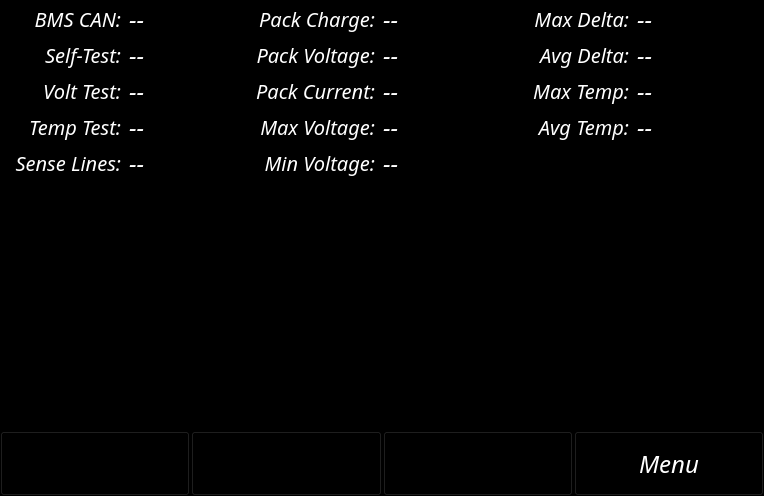
colebarach/ZRE-Dashboard-2024, file qt/view_bms.ui: the form before one commit.
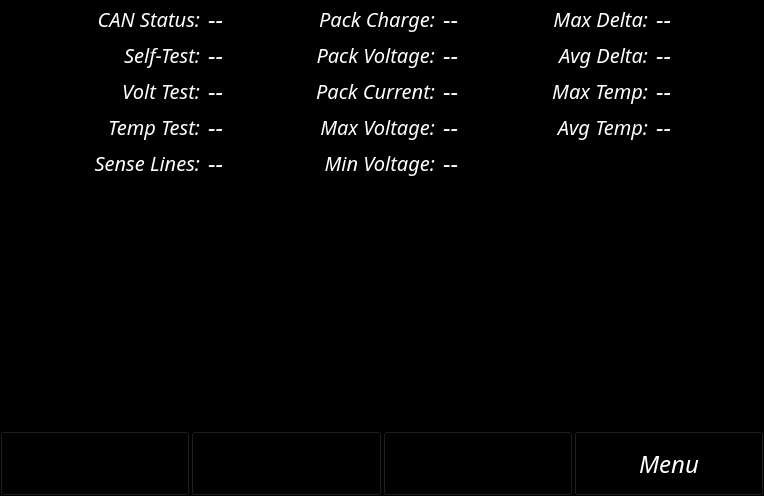
The form after the commit.

Commit message: Added voltages to BMS View, updated main dbc file to include these

What changed in the file:
```diff
--- a/qt/view_bms.ui
+++ b/qt/view_bms.ui
@@ -499,8 +499,8 @@
       <property name="spacing">
        <number>2</number>
       </property>
-      <item row="5" column="2">
-       <widget class="QLabel" name="labelMaxVoltage">
+      <item row="6" column="4">
+       <widget class="QLabel" name="labelMinVoltage">
         <property name="font">
          <font>
           <family>ExcludedItalic</family>
@@ -509,7 +509,7 @@
          </font>
         </property>
         <property name="text">
-         <string>Max Voltage:</string>
+         <string>Min Voltage:</string>
         </property>
         <property name="alignment">
          <set>Qt::AlignRight|Qt::AlignTrailing|Qt::AlignVCenter</set>
@@ -519,35 +519,41 @@
         </property>
        </widget>
       </item>
-      <item row="6" column="1">
-       <widget class="QLabel" name="statSenseLineTest">
+      <item row="1" column="1">
+       <widget class="QLabel" name="labelBmsCan">
+        <property name="font">
+         <font>
+          <family>ExcludedItalic</family>
+          <pointsize>15</pointsize>
+          <italic>true</italic>
+         </font>
+        </property>
         <property name="text">
-         <string>--</string>
+         <string>CAN Status:</string>
         </property>
+        <property name="alignment">
+         <set>Qt::AlignRight|Qt::AlignTrailing|Qt::AlignVCenter</set>
+        </property>
+        <property name="indent">
+         <number>6</number>
+        </property>
        </widget>
       </item>
-      <item row="6" column="3">
+      <item row="6" column="5">
        <widget class="QLabel" name="statMinVoltage">
         <property name="text">
          <string>--</string>
         </property>
        </widget>
       </item>
-      <item row="1" column="3">
-       <widget class="QLabel" name="statPackCharge">
+      <item row="5" column="5">
+       <widget class="QLabel" name="statMaxVoltage">
         <property name="text">
          <string>--</string>
         </property>
        </widget>
       </item>
-      <item row="2" column="1">
-       <widget class="QLabel" name="statSelfTest">
-        <property name="text">
-         <string>--</string>
-        </property>
-       </widget>
-      </item>
-      <item row="6" column="0">
+      <item row="6" column="1">
        <widget class="QLabel" name="labelSenseLineTest">
         <property name="font">
          <font>
@@ -567,48 +573,88 @@
         </property>
        </widget>
       </item>
-      <item row="1" column="0">
-       <widget class="QLabel" name="labelBmsCan">
-        <property name="font">
-         <font>
-          <family>ExcludedItalic</family>
-          <pointsize>15</pointsize>
-          <italic>true</italic>
-         </font>
-        </property>
-        <property name="text">
-         <string>BMS CAN:</string>
-        </property>
-        <property name="alignment">
-         <set>Qt::AlignRight|Qt::AlignTrailing|Qt::AlignVCenter</set>
-        </property>
-        <property name="indent">
-         <number>6</number>
-        </property>
-       </widget>
-      </item>
-      <item row="5" column="1">
-       <widget class="QLabel" name="statTempTest">
-        <property name="text">
-         <string>--</string>
-        </property>
-       </widget>
-      </item>
-      <item row="4" column="3">
-       <widget class="QLabel" name="statPackCurrent">
-        <property name="text">
-         <string>--</string>
-        </property>
-       </widget>
-      </item>
-      <item row="1" column="1">
-       <widget class="QLabel" name="statBmsCan">
-        <property name="text">
-         <string>--</string>
-        </property>
-       </widget>
-      </item>
       <item row="1" column="2">
+       <widget class="QLabel" name="statBmsCan">
+        <property name="text">
+         <string>--</string>
+        </property>
+       </widget>
+      </item>
+      <item row="5" column="2">
+       <widget class="QLabel" name="statTempTest">
+        <property name="text">
+         <string>--</string>
+        </property>
+       </widget>
+      </item>
+      <item row="2" column="2">
+       <widget class="QLabel" name="statSelfTest">
+        <property name="text">
+         <string>--</string>
+        </property>
+       </widget>
+      </item>
+      <item row="2" column="7">
+       <widget class="QLabel" name="labelAvgDelta">
+        <property name="font">
+         <font>
+          <family>ExcludedItalic</family>
+          <pointsize>15</pointsize>
+          <italic>true</italic>
+         </font>
+        </property>
+        <property name="text">
+         <string>Avg Delta:</string>
+        </property>
+        <property name="alignment">
+         <set>Qt::AlignRight|Qt::AlignTrailing|Qt::AlignVCenter</set>
+        </property>
+        <property name="indent">
+         <number>6</number>
+        </property>
+       </widget>
+      </item>
+      <item row="4" column="7">
+       <widget class="QLabel" name="labelMaxTemp">
+        <property name="font">
+         <font>
+          <family>ExcludedItalic</family>
+          <pointsize>15</pointsize>
+          <italic>true</italic>
+         </font>
+        </property>
+        <property name="text">
+         <string>Max Temp:</string>
+        </property>
+        <property name="alignment">
+         <set>Qt::AlignRight|Qt::AlignTrailing|Qt::AlignVCenter</set>
+        </property>
+        <property name="indent">
+         <number>6</number>
+        </property>
+       </widget>
+      </item>
+      <item row="1" column="8">
+       <widget class="QLabel" name="statMaxDelta">
+        <property name="text">
+         <string>--</string>
+        </property>
+       </widget>
+      </item>
+      <item row="4" column="9">
+       <spacer name="horizontalSpacer_2">
+        <property name="orientation">
+         <enum>Qt::Horizontal</enum>
+        </property>
+        <property name="sizeHint" stdset="0">
+         <size>
+          <width>40</width>
+          <height>20</height>
+         </size>
+        </property>
+       </spacer>
+      </item>
+      <item row="1" column="4">
        <widget class="QLabel" name="labelPackCharge">
         <property name="font">
          <font>
@@ -628,116 +674,116 @@
         </property>
        </widget>
       </item>
+      <item row="1" column="7">
+       <widget class="QLabel" name="labelMaxDelta">
+        <property name="font">
+         <font>
+          <family>ExcludedItalic</family>
+          <pointsize>15</pointsize>
+          <italic>true</italic>
+         </font>
+        </property>
+        <property name="text">
+         <string>Max Delta:</string>
+        </property>
+        <property name="alignment">
+         <set>Qt::AlignRight|Qt::AlignTrailing|Qt::AlignVCenter</set>
+        </property>
+        <property name="indent">
+         <number>6</number>
+        </property>
+       </widget>
+      </item>
       <item row="4" column="5">
-       <widget class="QLabel" name="statMaxTemp">
+       <widget class="QLabel" name="statPackCurrent">
         <property name="text">
          <string>--</string>
         </property>
        </widget>
       </item>
-      <item row="1" column="5">
-       <widget class="QLabel" name="statMaxDelta">
+      <item row="2" column="5">
+       <widget class="QLabel" name="statPackVoltage">
         <property name="text">
          <string>--</string>
         </property>
        </widget>
       </item>
-      <item row="4" column="1">
+      <item row="4" column="2">
        <widget class="QLabel" name="statVoltTest">
         <property name="text">
          <string>--</string>
         </property>
        </widget>
       </item>
-      <item row="5" column="3">
-       <widget class="QLabel" name="statMaxVoltage">
+      <item row="1" column="5">
+       <widget class="QLabel" name="statPackCharge">
+        <property name="text">
+         <string>--</string>
+        </property>
+       </widget>
+      </item>
+      <item row="5" column="8">
+       <widget class="QLabel" name="statAvgTemp">
         <property name="text">
          <string>--</string>
         </property>
        </widget>
       </item>
       <item row="6" column="2">
-       <widget class="QLabel" name="labelMinVoltage">
-        <property name="font">
-         <font>
-          <family>ExcludedItalic</family>
-          <pointsize>15</pointsize>
-          <italic>true</italic>
-         </font>
-        </property>
-        <property name="text">
-         <string>Min Voltage:</string>
-        </property>
-        <property name="alignment">
-         <set>Qt::AlignRight|Qt::AlignTrailing|Qt::AlignVCenter</set>
-        </property>
-        <property name="indent">
-         <number>6</number>
-        </property>
-       </widget>
-      </item>
-      <item row="4" column="0">
-       <widget class="QLabel" name="labelVoltTest">
-        <property name="font">
-         <font>
-          <family>ExcludedItalic</family>
-          <pointsize>15</pointsize>
-          <italic>true</italic>
-         </font>
-        </property>
-        <property name="text">
-         <string>Volt Test:</string>
-        </property>
-        <property name="alignment">
-         <set>Qt::AlignRight|Qt::AlignTrailing|Qt::AlignVCenter</set>
-        </property>
-        <property name="indent">
-         <number>6</number>
-        </property>
-       </widget>
-      </item>
-      <item row="2" column="3">
-       <widget class="QLabel" name="statPackVoltage">
+       <widget class="QLabel" name="statSenseLineTest">
         <property name="text">
          <string>--</string>
         </property>
        </widget>
       </item>
-      <item row="5" column="0">
-       <widget class="QLabel" name="labelTempTest">
-        <property name="font">
-         <font>
-          <family>ExcludedItalic</family>
-          <pointsize>15</pointsize>
-          <italic>true</italic>
-         </font>
-        </property>
-        <property name="text">
-         <string>Temp Test:</string>
-        </property>
-        <property name="alignment">
-         <set>Qt::AlignRight|Qt::AlignTrailing|Qt::AlignVCenter</set>
-        </property>
-        <property name="indent">
-         <number>6</number>
-        </property>
-       </widget>
-      </item>
-      <item row="2" column="5">
+      <item row="2" column="8">
        <widget class="QLabel" name="statAvgDelta">
         <property name="text">
          <string>--</string>
         </property>
        </widget>
       </item>
-      <item row="5" column="5">
-       <widget class="QLabel" name="statAvgTemp">
+      <item row="4" column="8">
+       <widget class="QLabel" name="statMaxTemp">
         <property name="text">
          <string>--</string>
         </property>
        </widget>
       </item>
-      <item row="2" column="2">
+      <item row="4" column="4">
+       <widget class="QLabel" name="labelPackCurrent">
+        <property name="font">
+         <font>
+          <family>ExcludedItalic</family>
+          <pointsize>15</pointsize>
+          <italic>true</italic>
+         </font>
+        </property>
+        <property name="text">
+         <string>Pack Current:</string>
+        </property>
+        <property name="alignment">
+         <set>Qt::AlignRight|Qt::AlignTrailing|Qt::AlignVCenter</set>
+        </property>
+        <property name="indent">
+         <number>6</number>
+        </property>
+       </widget>
+      </item>
+      <item row="4" column="3">
+       <spacer name="horizontalSpacer_3">
+        <property name="orientation">
+         <enum>Qt::Horizontal</enum>
+        </property>
+        <property name="sizeHint" stdset="0">
+         <size>
+          <width>40</width>
+          <height>20</height>
+         </size>
+        </property>
+       </spacer>
+      </item>
+      <item row="2" column="4">
        <widget class="QLabel" name="labelPackVoltage">
         <property name="font">
          <font>
@@ -757,7 +803,7 @@
         </property>
        </widget>
       </item>
-      <item row="2" column="0">
+      <item row="2" column="1">
        <widget class="QLabel" name="labelSelfTest">
         <property name="font">
          <font>
@@ -777,87 +823,67 @@
         </property>
        </widget>
       </item>
-      <item row="4" column="2">
-       <widget class="QLabel" name="labelPackCurrent">
-        <property name="font">
-         <font>
-          <family>ExcludedItalic</family>
-          <pointsize>15</pointsize>
-          <italic>true</italic>
-         </font>
-        </property>
-        <property name="text">
-         <string>Pack Current:</string>
-        </property>
-        <property name="alignment">
-         <set>Qt::AlignRight|Qt::AlignTrailing|Qt::AlignVCenter</set>
-        </property>
-        <property name="indent">
-         <number>6</number>
-        </property>
-       </widget>
-      </item>
-      <item row="1" column="4">
-       <widget class="QLabel" name="labelMaxDelta">
-        <property name="font">
-         <font>
-          <family>ExcludedItalic</family>
-          <pointsize>15</pointsize>
-          <italic>true</italic>
-         </font>
-        </property>
-        <property name="text">
-         <string>Max Delta:</string>
-        </property>
-        <property name="alignment">
-         <set>Qt::AlignRight|Qt::AlignTrailing|Qt::AlignVCenter</set>
-        </property>
-        <property name="indent">
-         <number>6</number>
-        </property>
-       </widget>
-      </item>
-      <item row="2" column="4">
-       <widget class="QLabel" name="labelAvgDelta">
-        <property name="font">
-         <font>
-          <family>ExcludedItalic</family>
-          <pointsize>15</pointsize>
-          <italic>true</italic>
-         </font>
-        </property>
-        <property name="text">
-         <string>Avg Delta:</string>
-        </property>
-        <property name="alignment">
-         <set>Qt::AlignRight|Qt::AlignTrailing|Qt::AlignVCenter</set>
-        </property>
-        <property name="indent">
-         <number>6</number>
-        </property>
-       </widget>
-      </item>
-      <item row="4" column="4">
-       <widget class="QLabel" name="labelMaxTemp">
-        <property name="font">
-         <font>
-          <family>ExcludedItalic</family>
-          <pointsize>15</pointsize>
-          <italic>true</italic>
-         </font>
-        </property>
-        <property name="text">
-         <string>Max Temp:</string>
-        </property>
-        <property name="alignment">
-         <set>Qt::AlignRight|Qt::AlignTrailing|Qt::AlignVCenter</set>
-        </property>
-        <property name="indent">
-         <number>6</number>
-        </property>
-       </widget>
-      </item>
       <item row="5" column="4">
+       <widget class="QLabel" name="labelMaxVoltage">
+        <property name="font">
+         <font>
+          <family>ExcludedItalic</family>
+          <pointsize>15</pointsize>
+          <italic>true</italic>
+         </font>
+        </property>
+        <property name="text">
+         <string>Max Voltage:</string>
+        </property>
+        <property name="alignment">
+         <set>Qt::AlignRight|Qt::AlignTrailing|Qt::AlignVCenter</set>
+        </property>
+        <property name="indent">
+         <number>6</number>
+        </property>
+       </widget>
+      </item>
+      <item row="5" column="1">
+       <widget class="QLabel" name="labelTempTest">
+        <property name="font">
+         <font>
+          <family>ExcludedItalic</family>
+          <pointsize>15</pointsize>
+          <italic>true</italic>
+         </font>
+        </property>
+        <property name="text">
+         <string>Temp Test:</string>
+        </property>
+        <property name="alignment">
+         <set>Qt::AlignRight|Qt::AlignTrailing|Qt::AlignVCenter</set>
+        </property>
+        <property name="indent">
+         <number>6</number>
+        </property>
+       </widget>
+      </item>
+      <item row="4" column="1">
+       <widget class="QLabel" name="labelVoltTest">
+        <property name="font">
+         <font>
+          <family>ExcludedItalic</family>
+          <pointsize>15</pointsize>
+          <italic>true</italic>
+         </font>
+        </property>
+        <property name="text">
+         <string>Volt Test:</string>
+        </property>
+        <property name="alignment">
+         <set>Qt::AlignRight|Qt::AlignTrailing|Qt::AlignVCenter</set>
+        </property>
+        <property name="indent">
+         <number>6</number>
+        </property>
+       </widget>
+      </item>
+      <item row="5" column="7">
        <widget class="QLabel" name="labelAvgTemp">
         <property name="font">
          <font>
@@ -877,6 +903,32 @@
         </property>
        </widget>
       </item>
+      <item row="4" column="0">
+       <spacer name="horizontalSpacer">
+        <property name="orientation">
+         <enum>Qt::Horizontal</enum>
+        </property>
+        <property name="sizeHint" stdset="0">
+         <size>
+          <width>40</width>
+          <height>20</height>
+         </size>
+        </property>
+       </spacer>
+      </item>
+      <item row="4" column="6">
+       <spacer name="horizontalSpacer_4">
+        <property name="orientation">
+         <enum>Qt::Horizontal</enum>
+        </property>
+        <property name="sizeHint" stdset="0">
+         <size>
+          <width>40</width>
+          <height>20</height>
+         </size>
+        </property>
+       </spacer>
+      </item>
      </layout>
     </widget>
    </item>
```
Left out of the diff: 6 changed lines with no effect on the pictures. The commit also changes 9 other files.
